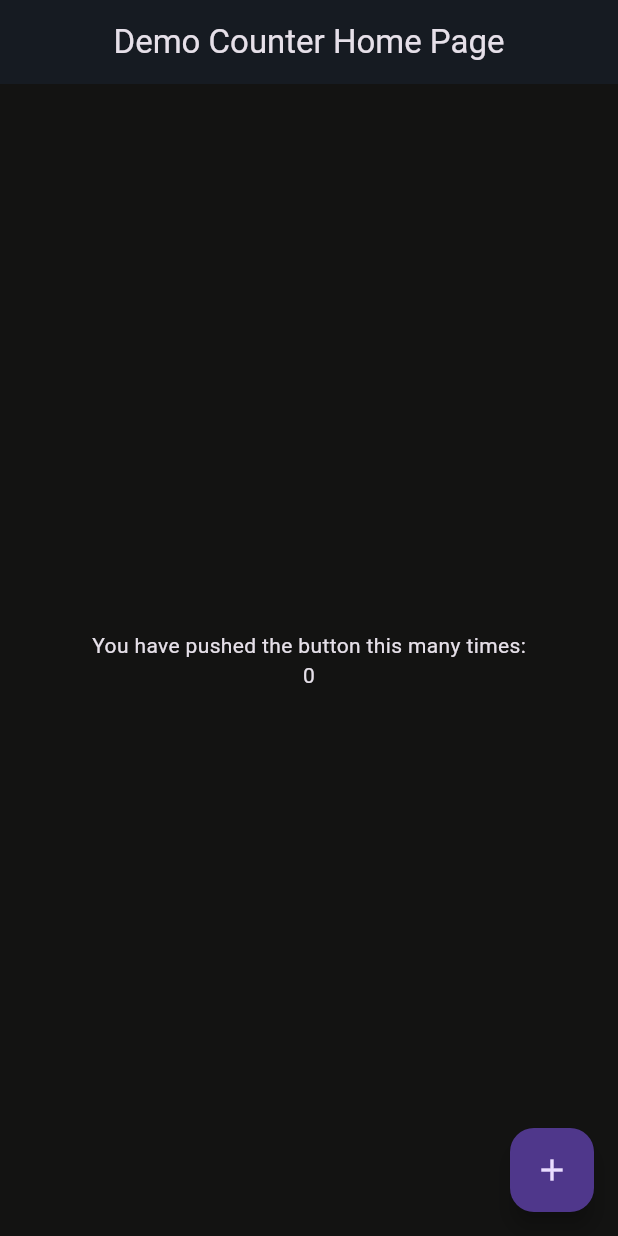
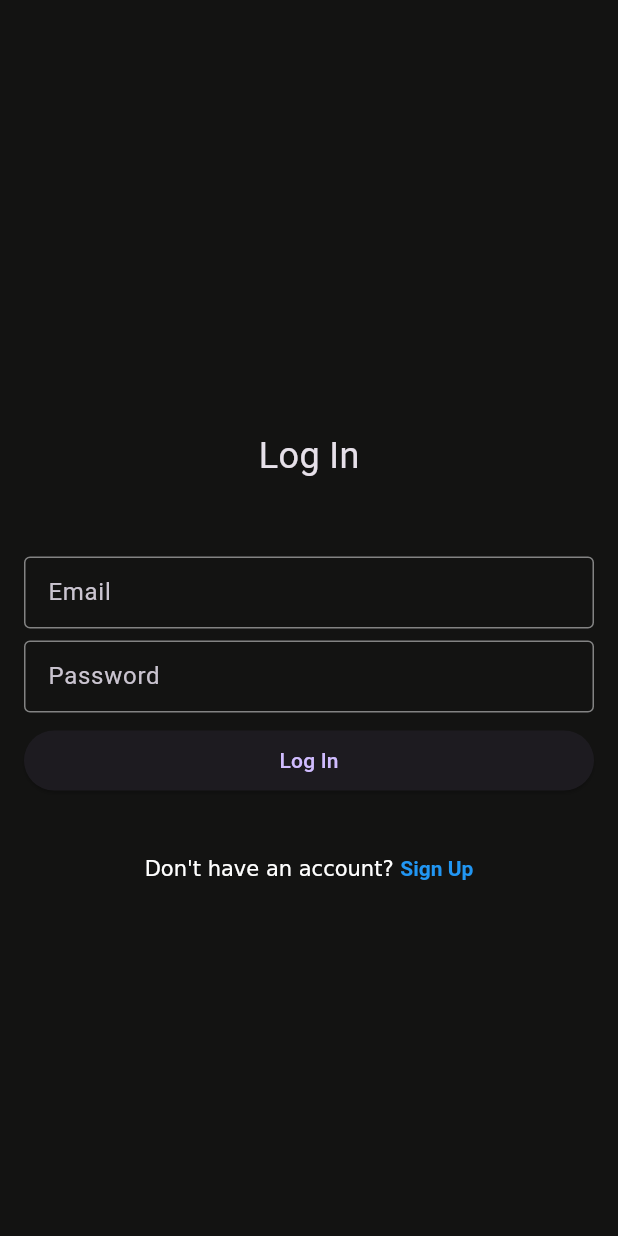
Before and after one commit to aquibtahyat/flutter-chat, a Flutter app: the screen it shows after launch, on a phone screen of 412 x 824 dp. Run offline on Flutter 3.47's test engine with Material 3 defaults, Android fonts, the phone set to English and light mode, and no system bars; our stand-ins replace dartz, firebase_auth, firebase_core, flutter_riverpod, go_router; accounts and stored records are empty.

Commit message:
feat. login and sign up module

```diff
--- a/analysis_options.yaml
+++ b/analysis_options.yaml
@@ -9,6 +9,9 @@
 # packages, and plugins designed to encourage good coding practices.
 include: package:flutter_lints/flutter.yaml
 
+analyzer:
+  plugins:
+    - custom_lint
 linter:
   # The lint rules applied to this project can be customized in the
   # section below to disable rules from the `package:flutter_lints/flutter.yaml`
--- a/lib/src/core/constants/constants.dart
+++ b/lib/src/core/constants/constants.dart
@@ -4,3 +4,8 @@ import 'package:flutter/material.dart';
 const backgroundColour = Color(0xff131312);
 const appWhiteColour = Color(0xfff2f3f4);
 const appGreyColour = Color(0xff161b22);
+const appRedColour = Color(0xffca2a33);
+
+/// Regex
+RegExp emailRegex = RegExp(
+    r'^(([^<>()[\]\\.,;:\s@\"]+(\.[^<>()[\]\\.,;:\s@\"]+)*)|(\".+\"))@((\[[0-9]{1,3}\.[0-9]{1,3}\.[0-9]{1,3}\.[0-9]{1,3}\])|(([a-zA-Z\-0-9]+\.)+[a-zA-Z]{2,}))$');
--- a/lib/src/core/route/chat_app_routes.dart
+++ b/lib/src/core/route/chat_app_routes.dart
@@ -1,3 +1,6 @@
 abstract class ChatAppRoutes {
   static const String root = '/';
+  static const String logInScreen = '/logInScreen';
+  static const String signUpScreen = '/signUpScreen';
+  static const String chatListScreen = '/chatListScreen';
 }
--- a/lib/src/core/route/route_provider.dart
+++ b/lib/src/core/route/route_provider.dart
@@ -1,5 +1,7 @@
-import 'package:flutter_chat/app.dart';
 import 'package:flutter_chat/src/core/route/chat_app_routes.dart';
+import 'package:flutter_chat/src/feature/auth/log_in/view/screen/log_in_screen.dart';
+import 'package:flutter_chat/src/feature/auth/sign_up/view/screen/sign_up_screen.dart';
+import 'package:flutter_chat/src/feature/chat_list/view/chat_list_screen.dart';
 import 'package:flutter_riverpod/flutter_riverpod.dart';
 import 'package:go_router/go_router.dart';
 
@@ -8,8 +10,22 @@ final goRouterProvider = Provider<GoRouter>((ref) {
     GoRoute(
       path: '/',
       name: ChatAppRoutes.root,
-      builder: (context, state) =>
-          const MyHomePage(title: 'Demo Counter Home Page'),
-    )
+      builder: (context, state) => const LogInScreen(),
+    ),
+    GoRoute(
+      path: '/logInScreen',
+      name: ChatAppRoutes.logInScreen,
+      builder: (context, state) => const LogInScreen(),
+    ),
+    GoRoute(
+      path: '/signUpScreen',
+      name: ChatAppRoutes.signUpScreen,
+      builder: (context, state) => const SignUpScreen(),
+    ),
+    GoRoute(
+      path: '/chatListScreen',
+      name: ChatAppRoutes.chatListScreen,
+      builder: (context, state) => const ChatListScreen(),
+    ),
   ]);
 });
--- /dev/null
+++ b/lib/src/feature/auth/log_in/controller/log_in_controller.dart
@@ -0,0 +1,32 @@
+import 'package:dartz/dartz.dart';
+import 'package:flutter_chat/src/feature/auth/log_in/controller/log_in_state.dart';
+import 'package:flutter_chat/src/feature/auth/log_in/service/login_service.dart';
+import 'package:flutter_riverpod/flutter_riverpod.dart';
+
+final logInProvider = StateNotifierProvider<LogInNotifier, LogInState>((ref) {
+  return LogInNotifier(ref.watch(logInServiceProvider));
+});
+
+class LogInNotifier extends StateNotifier<LogInState> {
+  final LogInService _logInService;
+
+  LogInNotifier(this._logInService) : super(LogInInitial());
+
+  Future<Either<String?, void>> logIn({
+    required String email,
+    required String password,
+  }) async {
+    state = LogInLoading();
+    final response = await _logInService.logIn(
+      email: email,
+      password: password,
+    );
+
+    response.fold(
+      (error) => state = LogInError(error!),
+      (user) => state = LogInSuccess(),
+    );
+
+    return response;
+  }
+}
--- /dev/null
+++ b/lib/src/feature/auth/log_in/controller/log_in_state.dart
@@ -0,0 +1,13 @@
+abstract class LogInState {}
+
+class LogInInitial extends LogInState {}
+
+class LogInLoading extends LogInState {}
+
+class LogInSuccess extends LogInState {}
+
+class LogInError extends LogInState {
+  final String message;
+
+  LogInError(this.message);
+}
--- /dev/null
+++ b/lib/src/feature/auth/log_in/service/login_service.dart
@@ -0,0 +1,29 @@
+import 'package:dartz/dartz.dart';
+import 'package:firebase_auth/firebase_auth.dart';
+import 'package:flutter_riverpod/flutter_riverpod.dart';
+
+final logInServiceProvider = Provider<LogInService>((ref) {
+  return LogInService();
+});
+
+class LogInService {
+  final FirebaseAuth _firebaseAuth = FirebaseAuth.instance;
+
+  Future<Either<String?, User?>> logIn({
+    required String email,
+    required String password,
+  }) async {
+    try {
+      final response = await _firebaseAuth.signInWithEmailAndPassword(
+        email: email,
+        password: password,
+      );
+      if (!_firebaseAuth.currentUser!.emailVerified) {
+        return left('Please verify your email');
+      }
+      return right(response.user!);
+    } on FirebaseAuthException catch (e) {
+      return left(e.message ?? 'Something went wrong');
+    }
+  }
+}
--- /dev/null
+++ b/lib/src/feature/auth/log_in/view/screen/log_in_screen.dart
@@ -0,0 +1,158 @@
+import 'package:flutter/gestures.dart';
+import 'package:flutter/material.dart';
+import 'package:flutter_chat/src/core/constants/constants.dart';
+import 'package:flutter_chat/src/core/route/chat_app_routes.dart';
+import 'package:flutter_chat/src/feature/auth/log_in/controller/log_in_controller.dart';
+import 'package:flutter_chat/src/feature/auth/log_in/controller/log_in_state.dart';
+import 'package:flutter_riverpod/flutter_riverpod.dart';
+import 'package:go_router/go_router.dart';
+
+class LogInScreen extends ConsumerStatefulWidget {
+  const LogInScreen({super.key});
+
+  @override
+  ConsumerState<LogInScreen> createState() => _LogInScreenState();
+}
+
+class _LogInScreenState extends ConsumerState<LogInScreen> {
+  final _emailController = TextEditingController();
+  final _passwordController = TextEditingController();
+
+  final _formField = GlobalKey<FormState>();
+
+  @override
+  Widget build(BuildContext context) {
+    ref.listen(logInProvider, (previous, next) {
+      print("next: $next");
+
+      if (next is LogInSuccess) {
+        context.go(ChatAppRoutes.chatListScreen);
+      }
+
+      if (next is LogInError) {
+        ScaffoldMessenger.of(context).showSnackBar(
+          const SnackBar(
+            content: Text("Something went Wrong "),
+          ),
+        );
+      }
+    });
+
+    return Scaffold(
+      body: Padding(
+        padding: const EdgeInsets.all(16),
+        child: Center(
+          child: Form(
+            key: _formField,
+            child: SingleChildScrollView(
+              child: Column(
+                children: [
+                  const SizedBox(height: 50),
+                  const Text(
+                    "Log In",
+                    style: TextStyle(fontSize: 24),
+                  ),
+                  const SizedBox(height: 50),
+                  TextFormField(
+                    keyboardType: TextInputType.emailAddress,
+                    decoration: InputDecoration(
+                      contentPadding: const EdgeInsets.symmetric(
+                          vertical: 8, horizontal: 12),
+                      border: const OutlineInputBorder(
+                        borderSide: BorderSide(color: appGreyColour),
+                      ),
+                      enabledBorder: OutlineInputBorder(
+                        borderSide:
+                            BorderSide(color: appWhiteColour.withOpacity(0.5)),
+                      ),
+                      focusedBorder: const OutlineInputBorder(
+                        borderSide: BorderSide(color: appWhiteColour),
+                      ),
+                      errorBorder: const OutlineInputBorder(
+                        borderSide: BorderSide(color: appRedColour),
+                      ),
+                      labelText: 'Email',
+                    ),
+                    controller: _emailController,
+                    validator: (value) {
+                      if (value == null || value.isEmpty) {
+                        return 'Please enter email';
+                      } else if (!emailRegex.hasMatch(value)) {
+                        return 'Please enter a valid email';
+                      }
+                    },
+                  ),
+                  const SizedBox(height: 8),
+                  TextFormField(
+                    decoration: InputDecoration(
+                      contentPadding: const EdgeInsets.symmetric(
+                          vertical: 8, horizontal: 12),
+                      border: const OutlineInputBorder(
+                        borderSide: BorderSide(color: appGreyColour),
+                      ),
+                      enabledBorder: OutlineInputBorder(
+                        borderSide:
+                            BorderSide(color: appWhiteColour.withOpacity(0.5)),
+                      ),
+                      focusedBorder: const OutlineInputBorder(
+                        borderSide: BorderSide(color: appWhiteColour),
+                      ),
+                      errorBorder: const OutlineInputBorder(
+                        borderSide: BorderSide(color: Colors.red),
+                      ),
+                      labelText: 'Password',
+                    ),
+                    controller: _passwordController,
+                    validator: (value) {
+                      if (value == null || value.length < 6) {
+                        return 'Password must be at least 6 characters';
+                      }
+                    },
+                  ),
+                  const SizedBox(height: 8),
+                  Row(
+                    children: [
+                      Expanded(
+                        child: ElevatedButton(
+                            onPressed: () {
+                              if (_formField.currentState!.validate()) {
+                                ref.read(logInProvider.notifier).logIn(
+                                      email: _emailController.text,
+                                      password: _passwordController.text,
+                                    );
+                              }
+                            },
+                            child: const Text('Log In')),
+                      ),
+                    ],
+                  ),
+                  const SizedBox(height: 40),
+                  RichText(
+                    text: TextSpan(
+                      children: [
+                        const TextSpan(text: 'Don\'t have an account? '),
+                        TextSpan(
+                          text: 'Sign Up',
+                          style: const TextStyle(
+                            color: Colors.blue,
+                            fontWeight: FontWeight.bold,
+                          ),
+                          recognizer: TapGestureRecognizer()
+                            ..onTap = _navigateToSignUp,
+                        ),
+                      ],
+                    ),
+                  ),
+                ],
+              ),
+            ),
+          ),
+        ),
+      ),
+    );
+  }
+
+  void _navigateToSignUp() {
+    context.go(ChatAppRoutes.signUpScreen);
+  }
+}
--- a/pubspec.yaml
+++ b/pubspec.yaml
@@ -41,6 +41,9 @@ dependencies:
   flutter_riverpod: ^2.4.10
   flutter_hooks: ^0.20.5
   go_router: ^13.2.0
+  dartz: ^0.10.1
+  riverpod_annotation: ^2.3.4
+
 
 dev_dependencies:
   flutter_test:
@@ -53,6 +56,9 @@ dev_dependencies:
   # rules and activating additional ones.
   flutter_lints: ^2.0.0
   riverpod_lint: ^2.3.9
+  custom_lint: ^0.6.2
+  riverpod_generator: ^2.3.11
+  build_runner: ^2.4.9
 
 # For information on the generic Dart part of this file, see the
 # following page: https://dart.dev/tools/pub/pubspec
```
Also changed, not shown: lib/src/feature/auth/sign_up/controller/sign_up_controller.dart (added, +33 -0 lines), lib/src/feature/auth/sign_up/controller/sign_up_state.dart (added, +13 -0 lines), lib/src/feature/auth/sign_up/service/sign_up_service.dart (added, +36 -0 lines), lib/src/feature/auth/sign_up/view/screen/sign_up_screen.dart (added, +145 -0 lines), lib/src/feature/chat_list/view/chat_list_screen.dart (added, +14 -0 lines), pubspec.lock.
